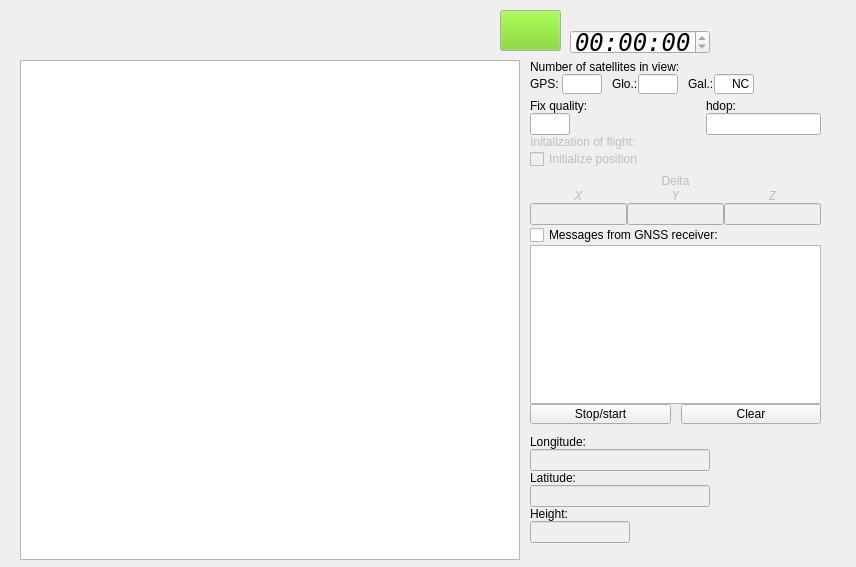
First picture: the form in src/cfclient/ui/tabs/GNSSTab.ui, repository Mitteau/crazyflie-clients-python, before the edit.
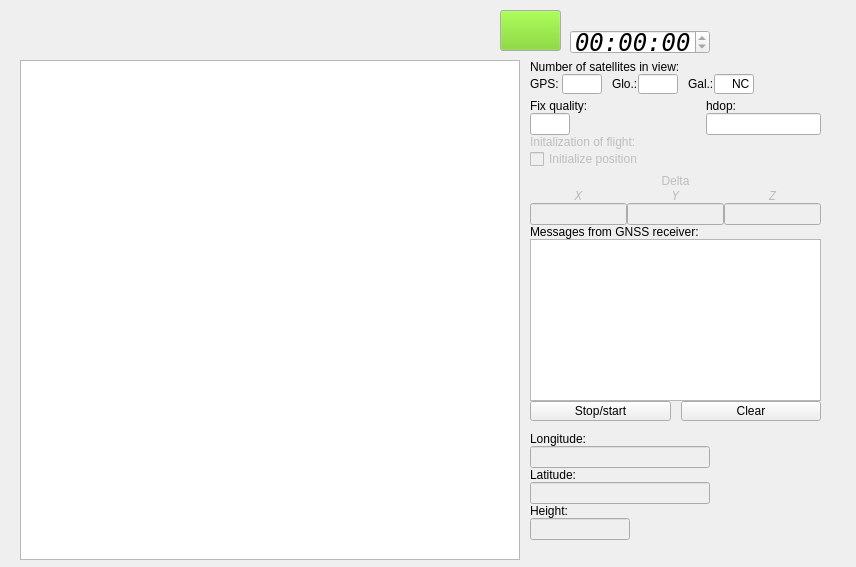
Second picture: the form after the edit.

Commit message:
Implantation de l'onglet de suivi des résultats du receveur GNSS correction dans les tri selon les ports dans Dialog
 Sur la branche etape6
 Modifications qui seront validées :
	modifié :         src/cfclient/ui/tabs/DialogTab.py
	modifié :         src/cfclient/ui/tabs/GNSSTab.py
	modifié :         src/cfclient/ui/tabs/GNSSTab.ui
	modifié :         src/cfclient/ui/tabs/dialogTab.ui

The edit to the form file:
```diff
--- a/src/cfclient/ui/tabs/GNSSTab.ui
+++ b/src/cfclient/ui/tabs/GNSSTab.ui
@@ -399,7 +399,7 @@
      </layout>
     </item>
     <item>
-     <widget class="QCheckBox" name="_ok_messages">
+     <widget class="QLabel" name="label_15">
       <property name="text">
        <string>Messages from GNSS receiver: </string>
       </property>
@@ -413,6 +413,9 @@
         <height>200</height>
        </size>
       </property>
+      <property name="readOnly">
+       <bool>true</bool>
+      </property>
      </widget>
     </item>
     <item>
```
The commit also changes 3 other files.
